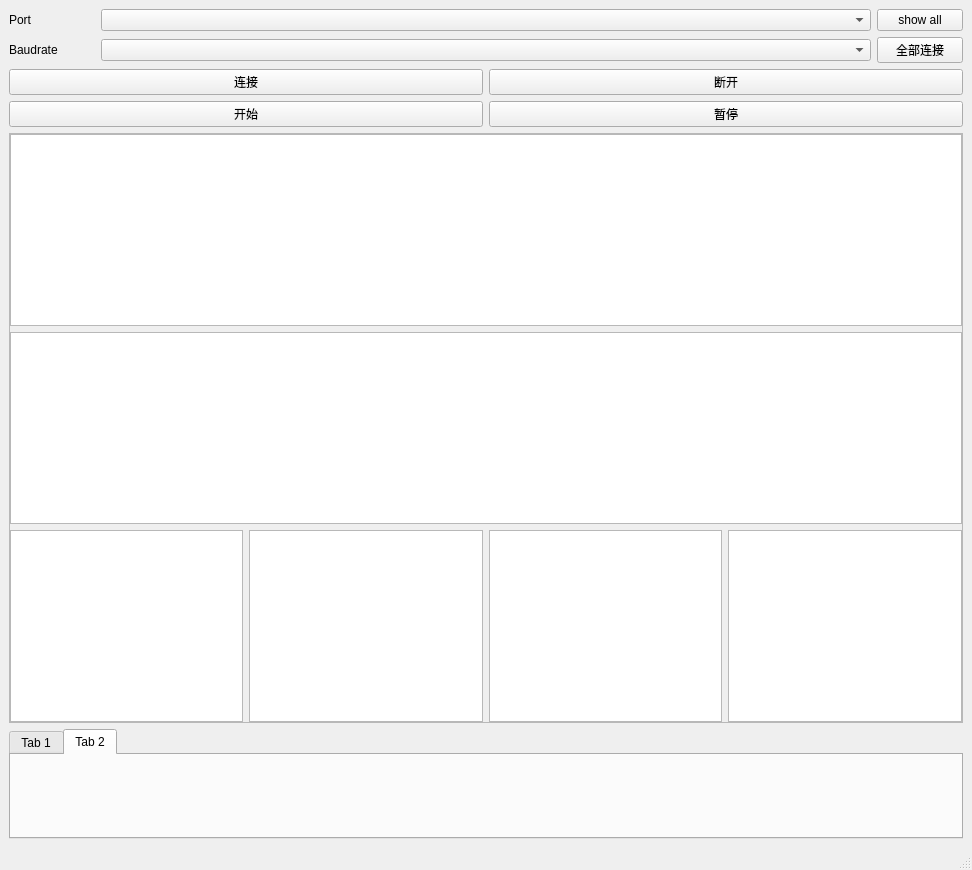
Above: ui/sensors.ui from Bayyys/Notes before the change. Below: the same form after it.
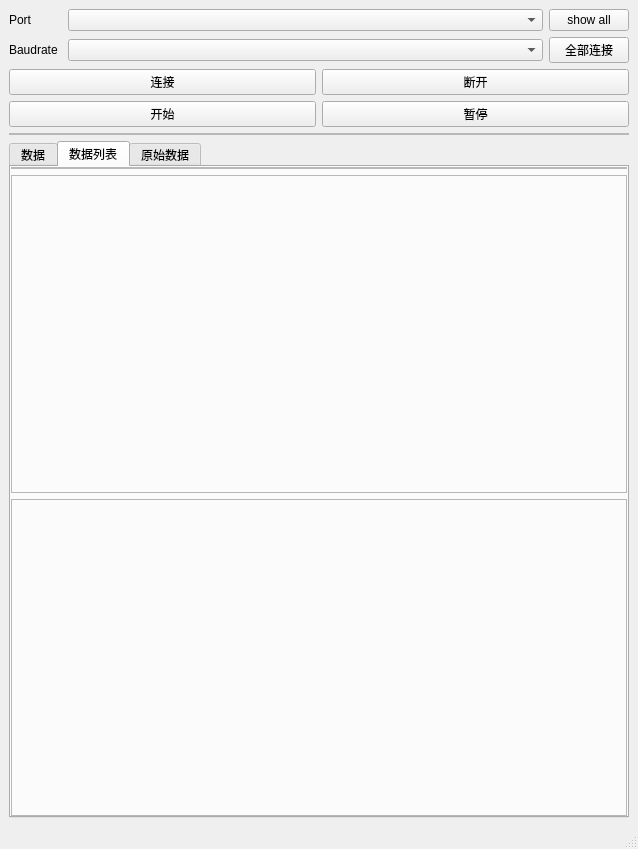
That is the form after the change. The open tabs and pages were chosen to show the change.

Commit message: BBJ "数据保存" bayyy-23.06.11

```diff
--- a/ui/sensors.ui
+++ b/ui/sensors.ui
@@ -6,8 +6,8 @@
    <rect>
     <x>0</x>
     <y>0</y>
-    <width>972</width>
-    <height>870</height>
+    <width>638</width>
+    <height>849</height>
    </rect>
   </property>
   <property name="sizePolicy">
@@ -21,6 +21,18 @@
   </property>
   <widget class="QWidget" name="centralwidget">
    <layout class="QVBoxLayout" name="verticalLayout">
+    <property name="leftMargin">
+     <number>9</number>
+    </property>
+    <property name="topMargin">
+     <number>9</number>
+    </property>
+    <property name="rightMargin">
+     <number>9</number>
+    </property>
+    <property name="bottomMargin">
+     <number>9</number>
+    </property>
     <item>
      <layout class="QHBoxLayout" name="horizontalLayout">
       <item>
@@ -158,55 +170,6 @@
        <property name="bottomMargin">
         <number>0</number>
        </property>
-       <item>
-        <widget class="QTextEdit" name="et_print">
-         <property name="readOnly">
-          <bool>true</bool>
-         </property>
-        </widget>
-       </item>
-       <item>
-        <widget class="QTextEdit" name="et_show">
-         <property name="enabled">
-          <bool>true</bool>
-         </property>
-         <property name="readOnly">
-          <bool>true</bool>
-         </property>
-        </widget>
-       </item>
-       <item>
-        <layout class="QHBoxLayout" name="horizontalLayout_5">
-         <item>
-          <widget class="QTextEdit" name="et_show_A">
-           <property name="readOnly">
-            <bool>true</bool>
-           </property>
-          </widget>
-         </item>
-         <item>
-          <widget class="QTextEdit" name="et_show_B">
-           <property name="readOnly">
-            <bool>true</bool>
-           </property>
-          </widget>
-         </item>
-         <item>
-          <widget class="QTextEdit" name="et_show_C">
-           <property name="readOnly">
-            <bool>true</bool>
-           </property>
-          </widget>
-         </item>
-         <item>
-          <widget class="QTextEdit" name="et_show_H">
-           <property name="readOnly">
-            <bool>true</bool>
-           </property>
-          </widget>
-         </item>
-        </layout>
-       </item>
       </layout>
      </widget>
     </item>
@@ -217,9 +180,12 @@
       </property>
       <widget class="QWidget" name="tab">
        <attribute name="title">
-        <string>Tab 1</string>
+        <string>数据</string>
        </attribute>
-       <layout class="QVBoxLayout" name="verticalLayout_3">
+       <layout class="QVBoxLayout" name="verticalLayout_5">
+        <property name="spacing">
+         <number>6</number>
+        </property>
         <property name="leftMargin">
          <number>0</number>
         </property>
@@ -236,9 +202,155 @@
       </widget>
       <widget class="QWidget" name="tab_2">
        <attribute name="title">
-        <string>Tab 2</string>
+        <string>数据列表</string>
        </attribute>
-       <layout class="QVBoxLayout" name="verticalLayout_5"/>
+       <layout class="QVBoxLayout" name="verticalLayout_6">
+        <property name="leftMargin">
+         <number>0</number>
+        </property>
+        <property name="topMargin">
+         <number>0</number>
+        </property>
+        <property name="rightMargin">
+         <number>0</number>
+        </property>
+        <property name="bottomMargin">
+         <number>0</number>
+        </property>
+        <item>
+         <widget class="QFrame" name="tab_data_list_imu_title">
+          <property name="sizePolicy">
+           <sizepolicy hsizetype="Preferred" vsizetype="Fixed">
+            <horstretch>0</horstretch>
+            <verstretch>0</verstretch>
+           </sizepolicy>
+          </property>
+          <property name="frameShape">
+           <enum>QFrame::StyledPanel</enum>
+          </property>
+          <property name="frameShadow">
+           <enum>QFrame::Raised</enum>
+          </property>
+          <layout class="QVBoxLayout" name="verticalLayout_7">
+           <property name="leftMargin">
+            <number>0</number>
+           </property>
+           <property name="topMargin">
+            <number>0</number>
+           </property>
+           <property name="rightMargin">
+            <number>0</number>
+           </property>
+           <property name="bottomMargin">
+            <number>0</number>
+           </property>
+          </layout>
+         </widget>
+        </item>
+        <item>
+         <widget class="QFrame" name="tab_data_list_imu">
+          <property name="sizePolicy">
+           <sizepolicy hsizetype="Preferred" vsizetype="Preferred">
+            <horstretch>0</horstretch>
+            <verstretch>0</verstretch>
+           </sizepolicy>
+          </property>
+          <property name="frameShape">
+           <enum>QFrame::StyledPanel</enum>
+          </property>
+          <property name="frameShadow">
+           <enum>QFrame::Raised</enum>
+          </property>
+          <layout class="QVBoxLayout" name="verticalLayout_8">
+           <property name="leftMargin">
+            <number>0</number>
+           </property>
+           <property name="topMargin">
+            <number>0</number>
+           </property>
+           <property name="rightMargin">
+            <number>0</number>
+           </property>
+           <property name="bottomMargin">
+            <number>0</number>
+           </property>
+          </layout>
+         </widget>
+        </item>
+        <item>
+         <widget class="QFrame" name="tab_data_list_p">
+          <property name="sizePolicy">
+           <sizepolicy hsizetype="Preferred" vsizetype="Preferred">
+            <horstretch>0</horstretch>
+            <verstretch>0</verstretch>
+           </sizepolicy>
+          </property>
+          <property name="frameShape">
+           <enum>QFrame::StyledPanel</enum>
+          </property>
+          <property name="frameShadow">
+           <enum>QFrame::Raised</enum>
+          </property>
+          <layout class="QVBoxLayout" name="verticalLayout_9">
+           <property name="leftMargin">
+            <number>0</number>
+           </property>
+           <property name="topMargin">
+            <number>0</number>
+           </property>
+           <property name="rightMargin">
+            <number>0</number>
+           </property>
+           <property name="bottomMargin">
+            <number>0</number>
+           </property>
+          </layout>
+         </widget>
+        </item>
+       </layout>
+      </widget>
+      <widget class="QWidget" name="tab_data_print">
+       <attribute name="title">
+        <string>原始数据</string>
+       </attribute>
+       <layout class="QVBoxLayout" name="verticalLayout_2">
+        <property name="leftMargin">
+         <number>0</number>
+        </property>
+        <property name="topMargin">
+         <number>0</number>
+        </property>
+        <property name="rightMargin">
+         <number>0</number>
+        </property>
+        <property name="bottomMargin">
+         <number>0</number>
+        </property>
+        <item>
+         <widget class="QFrame" name="data_print_frame">
+          <property name="frameShape">
+           <enum>QFrame::StyledPanel</enum>
+          </property>
+          <property name="frameShadow">
+           <enum>QFrame::Raised</enum>
+          </property>
+          <layout class="QVBoxLayout" name="verticalLayout_12">
+           <property name="leftMargin">
+            <number>3</number>
+           </property>
+           <property name="topMargin">
+            <number>3</number>
+           </property>
+           <property name="rightMargin">
+            <number>3</number>
+           </property>
+           <property name="bottomMargin">
+            <number>3</number>
+           </property>
+          </layout>
+         </widget>
+        </item>
+       </layout>
       </widget>
      </widget>
     </item>
```
Left out of the diff: 32 changed lines with no effect on the pictures. The commit also changes 12 other files.
